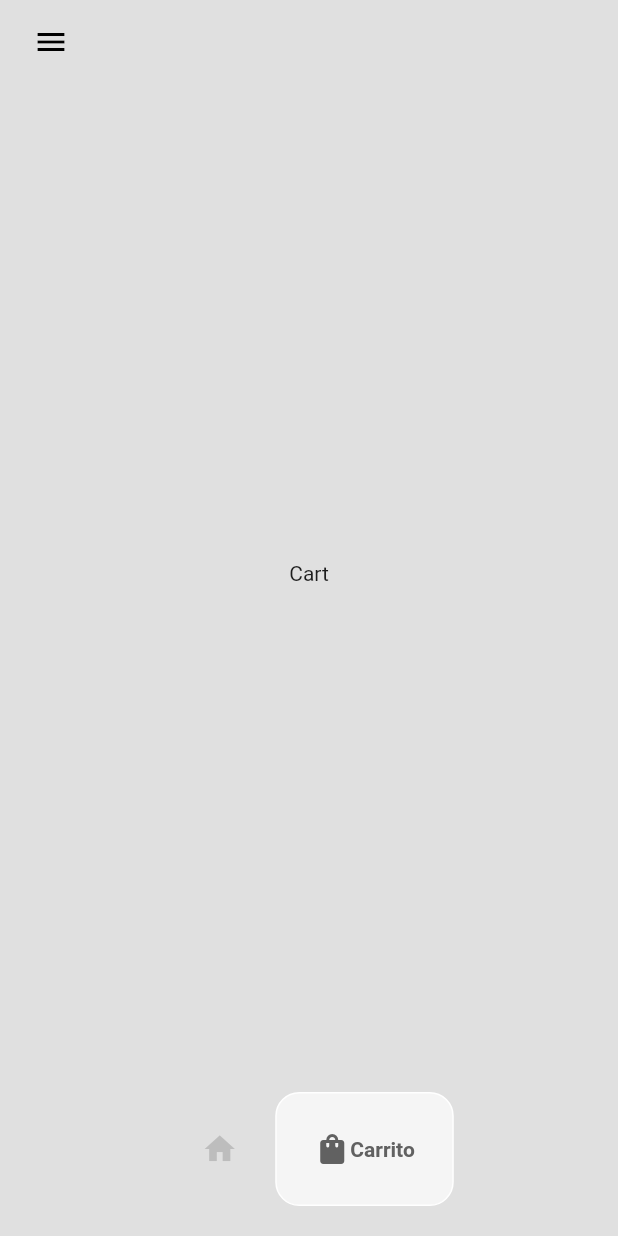
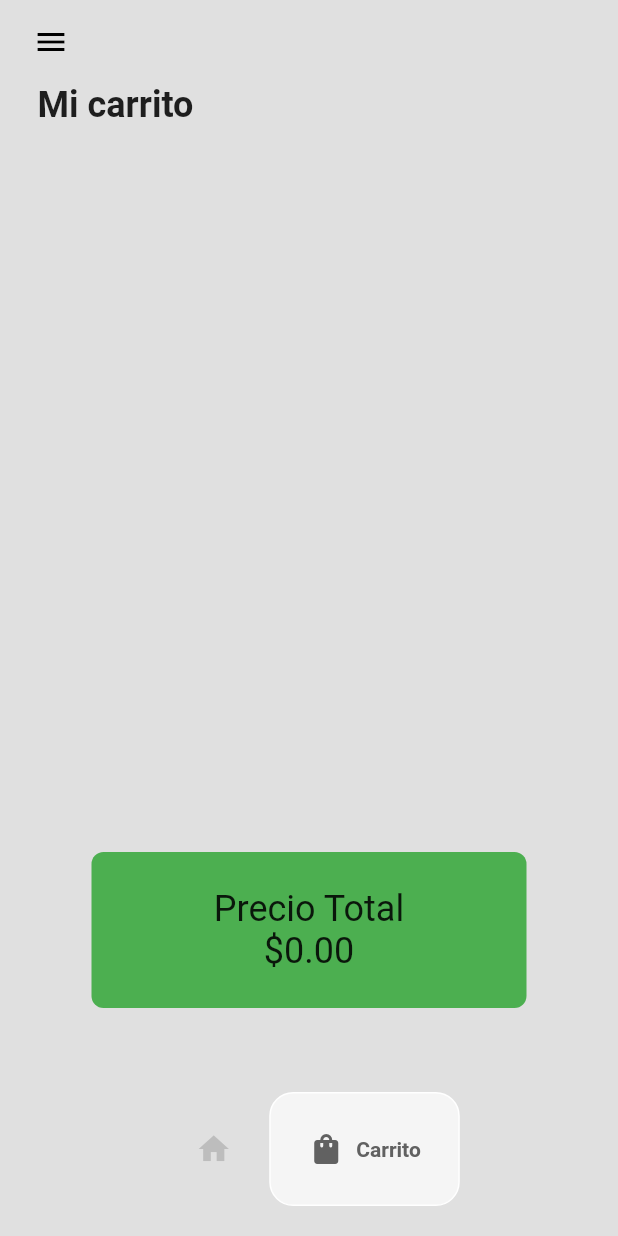
Before and after one commit to Ildefonsocb13/FlutterAuthApp, a Flutter app: the screen it shows once a user with an empty profile is signed in, item 2 of the bottom bar chosen, on a phone screen of 412 x 824 dp. Run offline on Flutter 3.47's test engine with Material 2 defaults, Android fonts, the phone set to English and light mode, and no system bars; drawn by our look-alikes of google_nav_bar; our stand-ins replace cloud_firestore, firebase_auth, firebase_core, firebase_storage, flutter_local_notifications, google_sign_in; accounts and stored records are empty; network calls fail.

Commit message:
added cart page, with total price V=before firebaseStorage

```diff
--- a/lib/components/Bottom_nav_bar.dart
+++ b/lib/components/Bottom_nav_bar.dart
@@ -14,10 +14,12 @@ class MyBottomNavBar extends StatelessWidget {
         child: GNav(
             color: Colors.grey[400],
             activeColor: Colors.grey.shade700,
-            tabActiveBorder: Border.all(color: Colors.white),
+            tabActiveBorder:
+                Border.all(color: Colors.white),
             tabBackgroundColor: Colors.grey.shade100,
             mainAxisAlignment: MainAxisAlignment.center,
             tabBorderRadius: 16,
+            gap: 8,
             onTabChange: (value) => onTabChange!(value),
             tabs: const [
               GButton(
--- a/lib/models/cart.dart
+++ b/lib/models/cart.dart
@@ -1,5 +1,7 @@
 import 'package:flutter/material.dart';
 import 'package:modernlogintute/models/producto.dart';
+import 'package:firebase_auth/firebase_auth.dart';
+import 'package:cloud_firestore/cloud_firestore.dart';
 
 class Cart extends ChangeNotifier {
   //list of shoes for sale
@@ -71,4 +73,12 @@ class Cart extends ChangeNotifier {
     carritoUsuario.remove(producto);
     notifyListeners();
   }
+
+  String calcularTotal() {
+    double precioTotal = 0;
+    for (var i = 0; i < carritoUsuario.length; i++) {
+      precioTotal += double.parse(carritoUsuario[i].precio);
+    }
+    return precioTotal.toStringAsFixed(2);
+  }
 }
--- a/lib/pages/cart_page.dart
+++ b/lib/pages/cart_page.dart
@@ -1,12 +1,84 @@
 import 'package:flutter/material.dart';
+import 'package:modernlogintute/models/cart.dart';
+import 'package:modernlogintute/models/producto.dart';
+import 'package:provider/provider.dart';
+
+import '../components/productoCarrito.dart';
 
 class CartPage extends StatelessWidget {
   const CartPage({super.key});
 
   @override
   Widget build(BuildContext context) {
-    return Center(
-      child: Text('Cart'),
+    return Consumer<Cart>(
+      builder: (context, value, child) => Padding(
+        padding: const EdgeInsets.symmetric(horizontal: 25),
+        child: Column(
+          crossAxisAlignment: CrossAxisAlignment.start,
+          children: [
+            //Title
+            const Text(
+              'Mi carrito',
+              style: TextStyle(
+                  fontWeight: FontWeight.bold,
+                  fontSize: 24),
+            ),
+
+            const SizedBox(
+              height: 20,
+            ),
+            Expanded(
+              child: ListView.builder(
+                itemCount: value.getCarritoUsuario().length,
+                itemBuilder: (context, index) {
+                  //get individual Product
+                  Producto productoIndividual =
+                      value.getCarritoUsuario()[index];
+
+                  //return the cart item
+                  return ProductoCarrito(
+                    producto: productoIndividual,
+                  );
+                },
+              ),
+            ),
+
+            //Precio Total
+            Padding(
+              padding: const EdgeInsets.all(36.0),
+              child: Container(
+                decoration: BoxDecoration(
+                  color: Colors.green,
+                  borderRadius: BorderRadius.circular(
+                    8,
+                  ),
+                ),
+                padding: EdgeInsets.all(24),
+                child: Row(
+                  mainAxisAlignment:
+                      MainAxisAlignment.center,
+                  children: [
+                    Column(
+                      mainAxisAlignment:
+                          MainAxisAlignment.center,
+                      children: [
+                        const Text('Precio Total',
+                            style: const TextStyle(
+                                fontSize: 24)),
+                        Text(
+                          '\$${value.calcularTotal()}',
+                          style:
+                              const TextStyle(fontSize: 24),
+                        ),
+                      ],
+                    ),
+                  ],
+                ),
+              ),
+            )
+          ],
+        ),
+      ),
     );
   }
 }
--- a/pubspec.yaml
+++ b/pubspec.yaml
@@ -43,6 +43,7 @@ dependencies:
   firebase_storage: ^11.1.1
   google_nav_bar: ^5.0.6
   provider:
+  cloud_firestore: ^4.5.3
 
 dev_dependencies:
   flutter_test:
```
Also changed, not shown: lib/components/productoCarrito.dart (added, +69 -0 lines), pubspec.lock, 1 other file.
